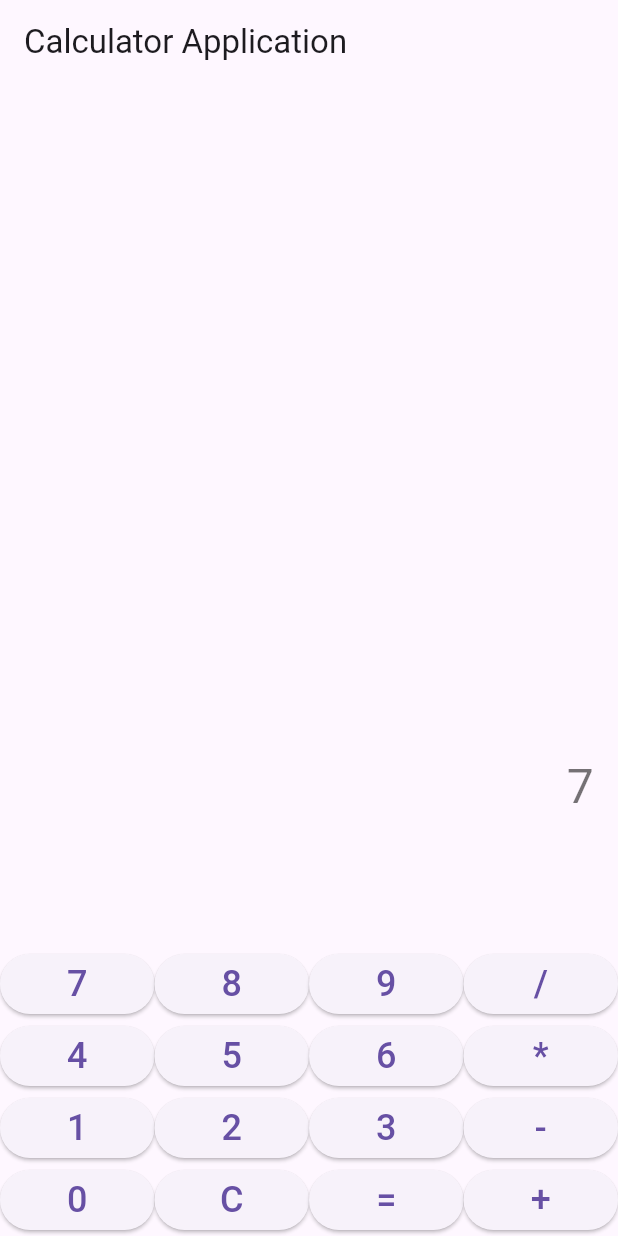
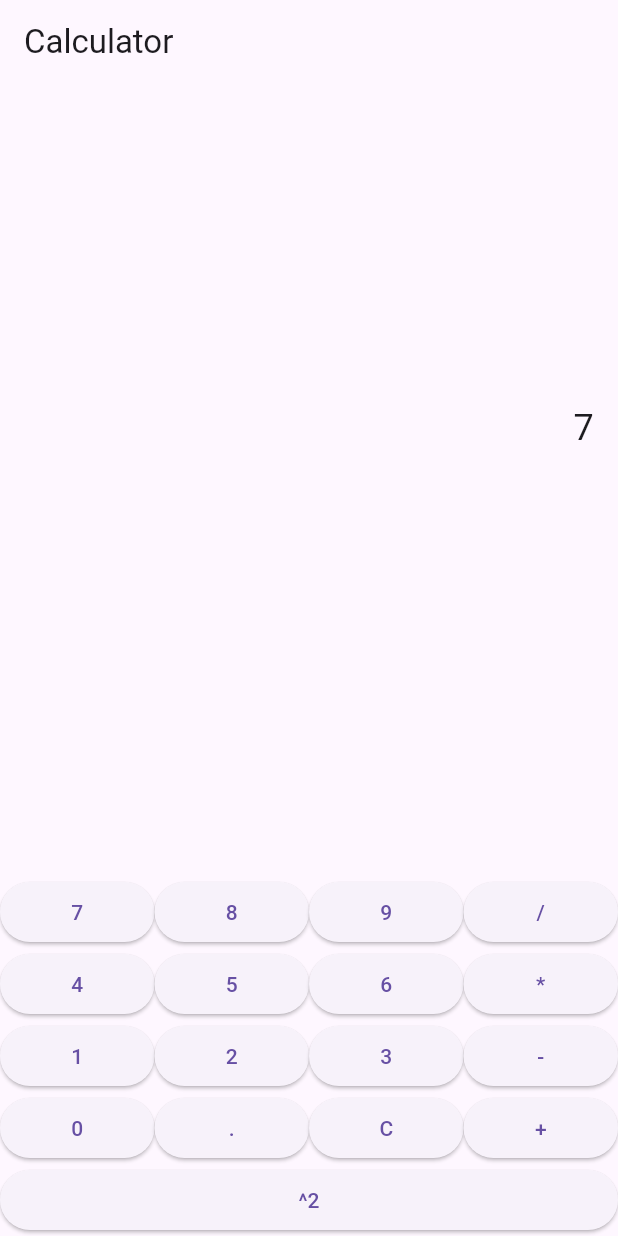
Before and after one commit to ryanmegna/flutter-calculator, a Flutter app: the screen it shows after launch, after a tap on an icon or button, on a phone screen of 412 x 824 dp. Run offline on Flutter 3.47's test engine with Material 3 defaults, Android fonts, the phone set to English and light mode, and no system bars; missing offline and left inert: expressions.

Commit message:
Added square button to the calculator app

```diff
--- a/lib/main.dart
+++ b/lib/main.dart
@@ -32,12 +32,12 @@ class _CalculatorScreenState extends State<CalculatorScreen> {
       if (value == 'C') {
         _expression = '';
         _result = '';
-      } else if (value == '=') {
+      } else if (value == '^2') {
         try {
           final expression = Expression.parse(_expression);
           final evaluator = const ExpressionEvaluator();
           final result = evaluator.eval(expression, {});
-          _result = result.toString();
+          _result = (result * result).toString();
         } catch (e) {
           _result = 'Error';
         }
@@ -47,47 +47,36 @@ class _CalculatorScreenState extends State<CalculatorScreen> {
     });
   }
 
-  Widget _buildButton(String value) {
-    return Expanded(
-      child: ElevatedButton(
-        onPressed: () => _onPressed(value),
-        child: Text(value, style: TextStyle(fontSize: 24)),
-      ),
-    );
-  }
-
   @override
   Widget build(BuildContext context) {
     return Scaffold(
       appBar: AppBar(
-        title: Text('Calculator Application'),
+        title: Text('Calculator'),
       ),
       body: Column(
         children: <Widget>[
           Expanded(
             child: Container(
               padding: EdgeInsets.all(16),
-              alignment: Alignment.bottomRight,
+              alignment: Alignment.centerRight,
               child: Column(
-                mainAxisAlignment: MainAxisAlignment.end,
+                mainAxisAlignment: MainAxisAlignment.center,
                 crossAxisAlignment: CrossAxisAlignment.end,
-                children: [
+                children: <Widget>[
                   Text(
                     _expression,
-                    style: TextStyle(fontSize: 32, color: Colors.black54),
+                    style: TextStyle(fontSize: 24),
                   ),
                   Text(
                     _result,
-                    style: TextStyle(fontSize: 48, fontWeight: FontWeight.bold),
+                    style: TextStyle(fontSize: 48),
                   ),
                 ],
               ),
             ),
           ),
-          Column(
-            children: [
           Row(
-                children: [
+            children: <Widget>[
               _buildButton('7'),
               _buildButton('8'),
               _buildButton('9'),
@@ -95,7 +84,7 @@ class _CalculatorScreenState extends State<CalculatorScreen> {
             ],
           ),
           Row(
-                children: [
+            children: <Widget>[
               _buildButton('4'),
               _buildButton('5'),
               _buildButton('6'),
@@ -103,7 +92,7 @@ class _CalculatorScreenState extends State<CalculatorScreen> {
             ],
           ),
           Row(
-                children: [
+            children: <Widget>[
               _buildButton('1'),
               _buildButton('2'),
               _buildButton('3'),
@@ -111,17 +100,29 @@ class _CalculatorScreenState extends State<CalculatorScreen> {
             ],
           ),
           Row(
-                children: [
+            children: <Widget>[
               _buildButton('0'),
+              _buildButton('.'),
               _buildButton('C'),
-                  _buildButton('='),
               _buildButton('+'),
             ],
           ),
+          Row(
+            children: <Widget>[
+              _buildButton('^2'),
             ],
           ),
         ],
       ),
     );
   }
+
+  Widget _buildButton(String value) {
+    return Expanded(
+      child: ElevatedButton(
+        onPressed: () => _onPressed(value),
+        child: Text(value),
+      ),
+    );
   }
+}
```
Lines whose indentation alone changed are shown as unchanged.
